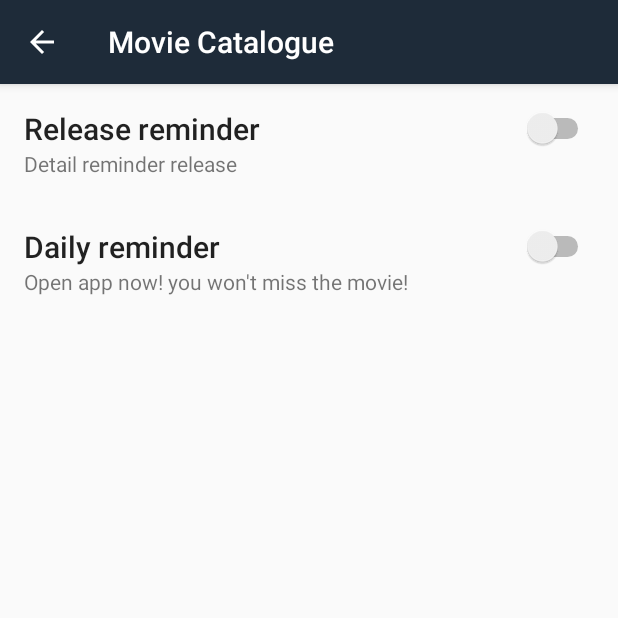
After one commit to firmanjabar/MovieCatalogueLocalStorage, an Android app: the ReminderActivity screen opened directly, with no data from a screen before it, on a phone screen of 412 x 824 dp, the top half of it. The commit adds this screen. Run offline under Robolectric (Android 15) with nearby library versions, the phone set to English and light mode, and no system bars; our stand-ins replace ButterKnife, RxJava.

Commit message:
add reminder

```diff
--- a/app/build.gradle
+++ b/app/build.gradle
@@ -31,7 +31,6 @@ android {
 
 dependencies {
     implementation fileTree(dir: 'libs', include: ['*.jar'])
-    //noinspection GradleCompatible
     implementation 'com.android.support:appcompat-v7:28.0.0'
     implementation 'com.android.support:design:28.0.0'
     implementation 'com.android.support:recyclerview-v7:28.0.0'
--- a/app/src/main/java/com/firmanjabar/submission4/feature/main/MainActivity.java
+++ b/app/src/main/java/com/firmanjabar/submission4/feature/main/MainActivity.java
@@ -15,6 +15,7 @@ import com.firmanjabar.submission4.feature.main.adapter.MainPagerAdapter;
 import com.aurelhubert.ahbottomnavigation.AHBottomNavigation;
 import com.aurelhubert.ahbottomnavigation.AHBottomNavigationItem;
 import com.aurelhubert.ahbottomnavigation.AHBottomNavigationViewPager;
+import com.firmanjabar.submission4.feature.reminder.ReminderActivity;
 
 import java.util.ArrayList;
 
@@ -68,10 +69,10 @@ public class MainActivity extends AppCompatActivity implements AHBottomNavigatio
     public boolean onOptionsItemSelected(MenuItem item) {
         switch (item.getItemId()){
             case R.id.reminder_setting:
+                startActivity(new Intent(this, ReminderActivity.class));
                 return true;
             case R.id.language_settings:
-                Intent mIntent = new Intent(Settings.ACTION_LOCALE_SETTINGS);
-                startActivity(mIntent);
+                startActivity(new Intent(Settings.ACTION_LOCALE_SETTINGS));
                 return true;
         }
         return super.onOptionsItemSelected(item);
--- /dev/null
+++ b/app/src/main/java/com/firmanjabar/submission4/feature/reminder/ReminderActivity.java
@@ -0,0 +1,115 @@
+package com.firmanjabar.submission4.feature.reminder;
+
+import android.content.Context;
+import android.content.SharedPreferences;
+import android.os.Bundle;
+import android.support.v7.app.AppCompatActivity;
+import android.view.MenuItem;
+import android.widget.CompoundButton;
+import android.widget.Switch;
+
+import com.firmanjabar.submission4.R;
+import com.firmanjabar.submission4.notification.DailyReceiver;
+import com.firmanjabar.submission4.notification.ReleaseReceiver;
+
+import butterknife.BindView;
+import butterknife.ButterKnife;
+
+public class ReminderActivity extends AppCompatActivity {
+
+    @BindView(R.id.sw_daily_reminder) Switch swDailyReminder;
+    @BindView(R.id.sw_release_reminder) Switch swReleaseReminder;
+    public DailyReceiver dailyReceiver;
+    public ReleaseReceiver releaseReceiver;
+    public SharedPreferences sharedPreferences;
+    public SharedPreferences.Editor editor;
+
+    public static final String PREF_NAME = "submission4";
+    public static final String TYPE_DAILY = "type_daily";
+    public static final String TYPE_RELEASE = "type_release";
+    public static final String DAILY_ACTIVE_STATUS = "daily_active_status";
+    public static final String RELEASE_ACTIVE_STATUS = "release_active_status";
+
+    @Override
+    protected void onCreate(Bundle savedInstanceState) {
+        super.onCreate(savedInstanceState);
+        setContentView(R.layout.activity_reminder);
+        ButterKnife.bind(this);
+        dailyReceiver = new DailyReceiver();
+        releaseReceiver = new ReleaseReceiver();
+
+        if (getSupportActionBar() != null){
+            getSupportActionBar().setHomeButtonEnabled(true);
+            getSupportActionBar().setDisplayHomeAsUpEnabled(true);
+        }
+
+        sharedPreferences = getSharedPreferences(PREF_NAME, Context.MODE_PRIVATE);
+
+        boolean daily_status = sharedPreferences.getBoolean(DAILY_ACTIVE_STATUS, false);
+        boolean release_status = sharedPreferences.getBoolean(RELEASE_ACTIVE_STATUS, false);
+        swDailyReminder.setChecked(daily_status);
+        swReleaseReminder.setChecked(release_status);
+
+        swReleaseReminder.setOnCheckedChangeListener(new CompoundButton.OnCheckedChangeListener() {
+            @Override
+            public void onCheckedChanged(CompoundButton buttonView, boolean isChecked) {
+                editor = sharedPreferences.edit();
+                if (isChecked){
+                    editor.putBoolean(RELEASE_ACTIVE_STATUS, true);
+                    editor.apply();
+                    releaseReminderOn();
+                } else {
+                    editor.putBoolean(RELEASE_ACTIVE_STATUS, false);
+                    editor.apply();
+                    releaseReminderOff();
+                }
+            }
+        });
+
+        swDailyReminder.setOnCheckedChangeListener(new CompoundButton.OnCheckedChangeListener() {
+            @Override
+            public void onCheckedChanged(CompoundButton buttonView, boolean isChecked) {
+                editor = sharedPreferences.edit();
+                if (isChecked){
+                    editor.putBoolean(DAILY_ACTIVE_STATUS, true);
+                    editor.apply();
+                    dailyReminderOn();
+                } else {
+                    editor.putBoolean(DAILY_ACTIVE_STATUS, false);
+                    editor.apply();
+                    dailyReminderOff();
+                }
+            }
+        });
+    }
+
+    @Override
+    public boolean onOptionsItemSelected(MenuItem item) {
+        switch (item.getItemId()){
+            case android.R.id.home:
+                finish();
+                break;
+        }
+        return super.onOptionsItemSelected(item);
+    }
+
+    private void releaseReminderOn() {
+        String time = "08:00";
+        String message = getResources().getString(R.string.release_movie_message);
+        releaseReceiver.setAlarm(this, TYPE_RELEASE, time, message);
+    }
+
+    private void releaseReminderOff() {
+        releaseReceiver.cancelAlarm(this);
+    }
+
+    private void dailyReminderOn() {
+        String time = "07:00";
+        String message = getResources().getString(R.string.daily_reminder);
+        dailyReceiver.setAlarm(this, TYPE_DAILY, time, message);
+    }
+
+    private void dailyReminderOff() {
+        dailyReceiver.cancelAlarm(this);
+    }
+}
--- /dev/null
+++ b/app/src/main/res/layout/activity_reminder.xml
@@ -0,0 +1,68 @@
+<?xml version="1.0" encoding="utf-8"?>
+<android.support.constraint.ConstraintLayout xmlns:android="http://schemas.android.com/apk/res/android"
+	xmlns:app="http://schemas.android.com/apk/res-auto"
+	xmlns:tools="http://schemas.android.com/tools"
+	android:layout_width="match_parent"
+	android:layout_height="match_parent"
+	tools:context=".feature.reminder.ReminderActivity">
+
+	<TextView
+		android:id="@+id/label_release_reminder"
+		android:layout_width="wrap_content"
+		android:layout_height="wrap_content"
+		android:layout_marginStart="16dp"
+		android:layout_marginTop="16dp"
+		android:text="@string/release_reminder"
+		android:textAppearance="@style/Base.TextAppearance.AppCompat.Title"
+		app:layout_constraintStart_toStartOf="parent"
+		app:layout_constraintTop_toTopOf="parent" />
+
+	<TextView
+		android:id="@+id/label_detail_release_reminder"
+		android:layout_width="0dp"
+		android:layout_height="wrap_content"
+		android:layout_marginEnd="24dp"
+		android:text="@string/detail_reminder_release"
+		app:layout_constraintEnd_toStartOf="@id/sw_release_reminder"
+		app:layout_constraintStart_toStartOf="@id/label_release_reminder"
+		app:layout_constraintTop_toBottomOf="@id/label_release_reminder" />
+
+	<Switch
+		android:id="@+id/sw_release_reminder"
+		android:layout_width="wrap_content"
+		android:layout_height="wrap_content"
+		android:layout_marginEnd="16dp"
+		android:checked="false"
+		app:layout_constraintEnd_toEndOf="parent"
+		app:layout_constraintTop_toTopOf="@id/label_release_reminder" />
+
+	<TextView
+		android:id="@+id/label_daily_reminder"
+		android:layout_width="wrap_content"
+		android:layout_height="wrap_content"
+		android:layout_marginTop="32dp"
+		android:text="@string/daily_reminder"
+		android:textAppearance="@style/Base.TextAppearance.AppCompat.Title"
+		app:layout_constraintStart_toStartOf="@id/label_release_reminder"
+		app:layout_constraintTop_toBottomOf="@id/label_detail_release_reminder" />
+
+	<TextView
+		android:id="@+id/label_detail_daily_reminder"
+		android:layout_width="0dp"
+		android:layout_height="wrap_content"
+		android:layout_marginEnd="24dp"
+		android:text="@string/detail_daily_reminder"
+		app:layout_constraintEnd_toStartOf="@id/sw_daily_reminder"
+		app:layout_constraintStart_toStartOf="@id/label_daily_reminder"
+		app:layout_constraintTop_toBottomOf="@id/label_daily_reminder" />
+
+	<Switch
+		android:id="@+id/sw_daily_reminder"
+		android:layout_width="wrap_content"
+		android:layout_height="wrap_content"
+		android:layout_marginEnd="16dp"
+		android:checked="false"
+		app:layout_constraintEnd_toEndOf="parent"
+		app:layout_constraintTop_toTopOf="@id/label_daily_reminder" />
+
+</android.support.constraint.ConstraintLayout>
--- a/app/src/main/res/values/strings.xml
+++ b/app/src/main/res/values/strings.xml
@@ -33,5 +33,17 @@
     <string name="empty_string">You don\'t have any data</string>
 	<string name="appwidget_text">EXAMPLE</string>
 	<string name="add_widget">Add widget</string>
+	<string name="release_reminder">Release reminder</string>
+	<string name="detail_reminder_release">Detail reminder release</string>
+	<string name="daily_reminder">Daily reminder</string>
+	<string name="detail_daily_reminder">Open app now! you won\'t miss the movie!</string>
+	<string name="message_daily">Movie Catalogue missing you!</string>
+	<string name="release_movie_message">%s has been release today!</string>
+	<string name="active_release_reminder">Release Reminder Activated</string>
+	<string name="deactive_release_reminder">Release Reminder Deactivated</string>
+	<string name="active_daily_reminder">Daily Remidner Activated</string>
+	<string name="deactive_daily_remindedr">Deactive Daily Reminder</string>
+	<string name="missing">Oowww!</string>
+	<string name="no_release_message">There is no released movie today!</string>
 
 </resources>
```
Also changed, not shown: app/src/main/AndroidManifest.xml (+12 -0 lines), app/src/main/java/com/firmanjabar/submission4/notification/DailyReceiver.java (added, +99 -0 lines), app/src/main/java/com/firmanjabar/submission4/notification/ReleaseReceiver.java (added, +152 -0 lines), 1 other file.
